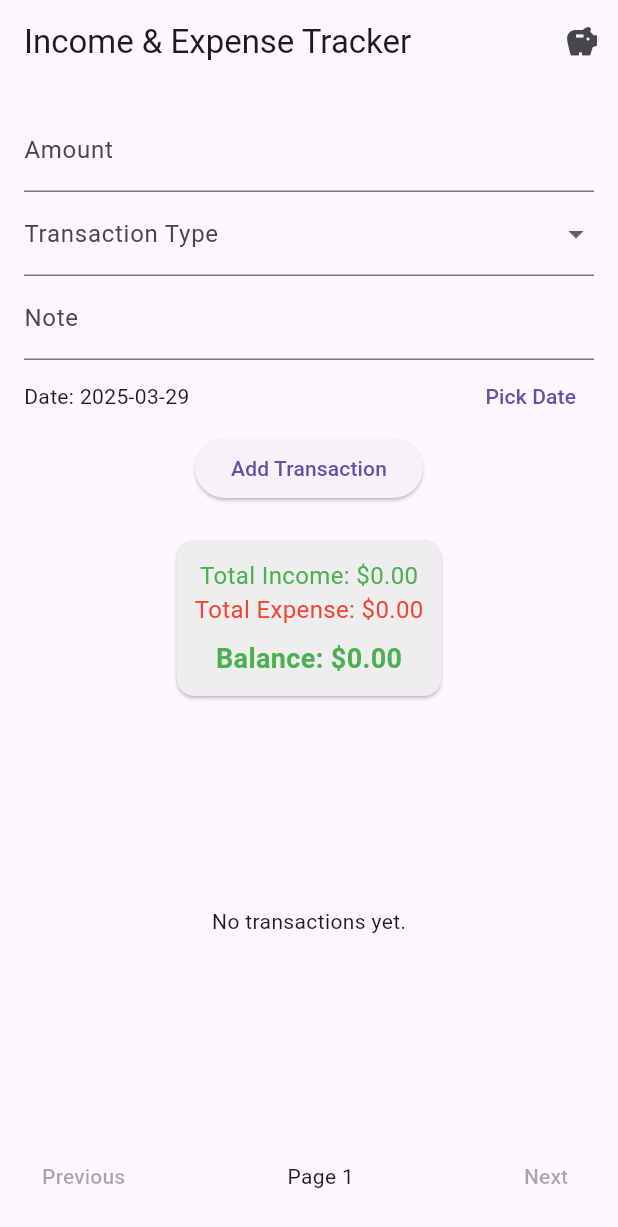
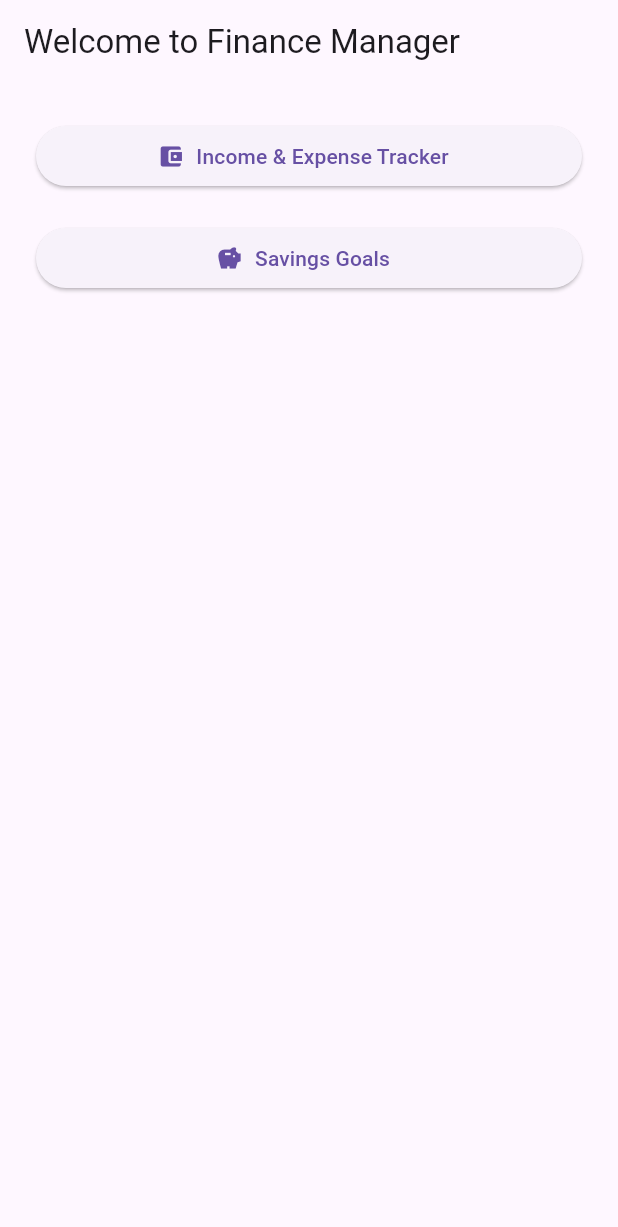
Before and after one commit to Gregory-Vaughan/MAD-Project-1_FinanceManager, a Flutter app: the screen it shows after launch, on a phone screen of 412 x 824 dp. Shown: the top 1227 px of the screen. Run offline on Flutter 3.47's test engine with Material 3 defaults, Android fonts, the phone set to English and light mode, and no system bars.

Commit message:
Added a main dashboard to access part of the application from

```diff
--- a/financemanager/lib/main.dart
+++ b/financemanager/lib/main.dart
@@ -2,8 +2,9 @@
 import 'package:intl/intl.dart';
 
 void main() {
-  runApp(const MaterialApp(home: IncomeExpenseTracker()));
+  runApp(const MaterialApp(home: DashboardScreen()));
 }
+
 
 // ---------------------- Models ----------------------
 class Transaction {
@@ -497,3 +498,49 @@
     );
   }
 }
+
+// ---------------------- Dashboard Screen ---------------------
+
+class DashboardScreen extends StatelessWidget {
+  const DashboardScreen({super.key});
+
+  @override
+  Widget build(BuildContext context) {
+    return Scaffold(
+      appBar: AppBar(title: const Text('Welcome to Finance Manager')),
+      body: Padding(
+        padding: const EdgeInsets.all(24),
+        child: Column(
+          crossAxisAlignment: CrossAxisAlignment.stretch,
+          children: [
+            ElevatedButton.icon(
+              icon: const Icon(Icons.account_balance_wallet),
+              label: const Text('Income & Expense Tracker'),
+              onPressed: () {
+                Navigator.of(context).push(
+                  MaterialPageRoute(builder: (_) => const IncomeExpenseTracker()),
+                );
+              },
+            ),
+            const SizedBox(height: 20),
+            ElevatedButton.icon(
+              icon: const Icon(Icons.savings),
+              label: const Text('Savings Goals'),
+              onPressed: () {
+                Navigator.of(context).push(
+                  MaterialPageRoute(
+                    builder: (_) => SavingsGoalsScreen(
+                      savingsGoals: const [], // Replace with shared or injected list if needed
+                      onAddGoal: (name, amount, date) {},
+                      onUpdateSavedAmount: (index, amount) {},
+                    ),
+                  ),
+                );
+              },
+            ),
+          ],
+        ),
+      ),
+    );
+  }
+}
```
